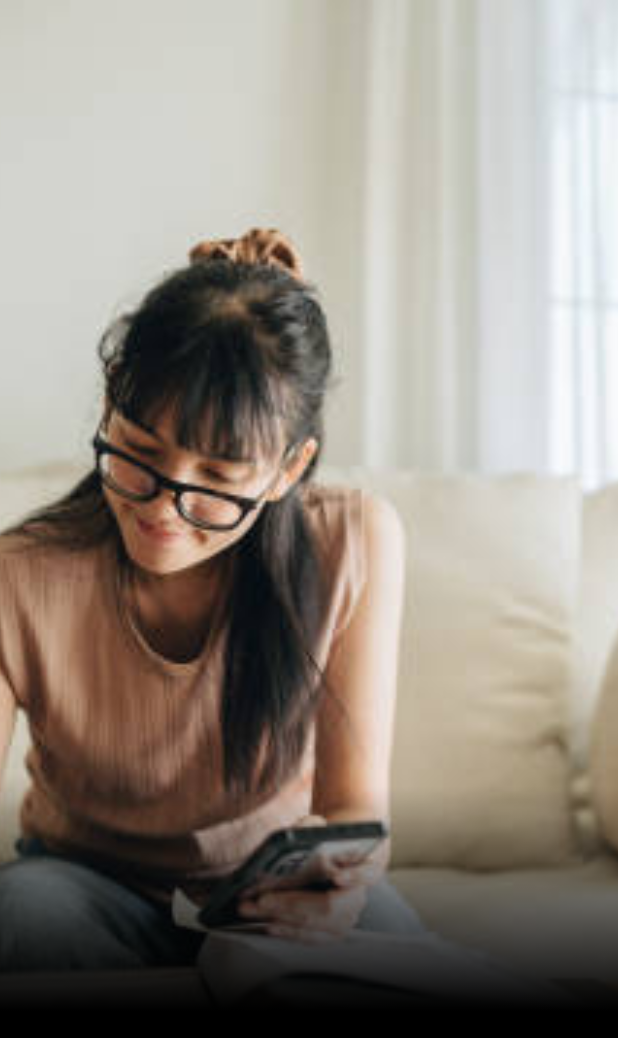
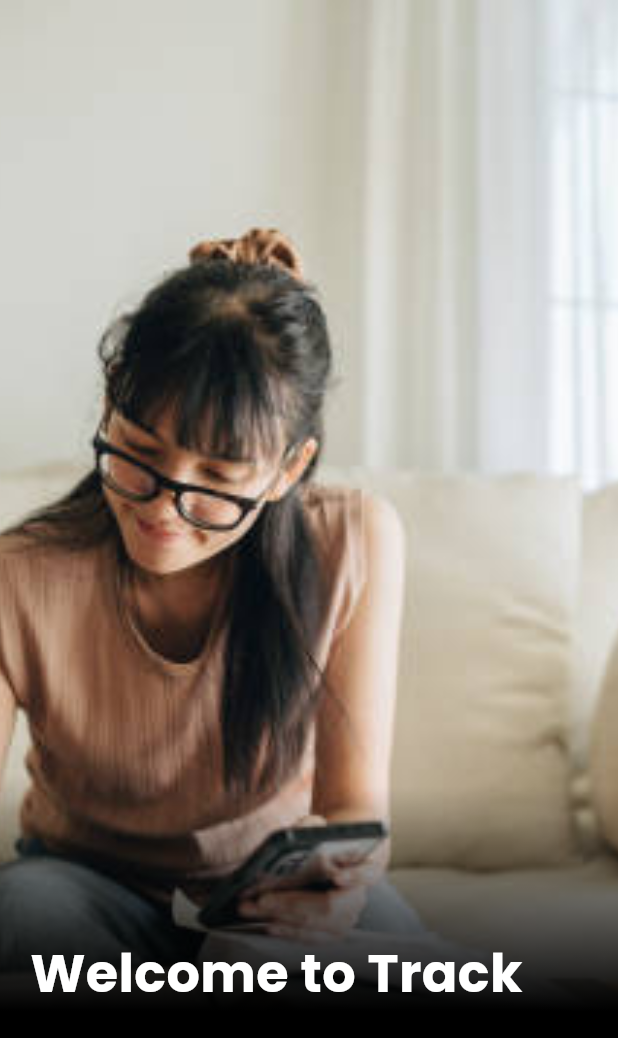
Before and after one commit to abey-joseph/expense_tracker, a Flutter app: the screen it shows after launch, swiped to page 3, on a phone screen of 412 x 824 dp. Shown: the top 1038 px of the screen. Run offline on Flutter 3.47's test engine with Material 3 defaults, Android fonts, the phone set to English and light mode, and no system bars; our stand-ins replace bloc, firebase_auth, firebase_core, flutter_bloc, freezed_annotation, get_it and 5 more; accounts and stored records are empty; generated files the repository leaves out were written again.

Commit message:
text added

```diff
--- a/lib/ui/pages/onboard_screen/page3.dart
+++ b/lib/ui/pages/onboard_screen/page3.dart
@@ -13,7 +13,7 @@
               height: MediaQuery.of(context).size.height - 30,
               child: GestureDetector(
                 onLongPress: () => Navigator.of(context)
-                    .pushReplacement(MaterialPageRoute(builder: (context) {
+                    .push(MaterialPageRoute(builder: (context) {
                   return SplashScreen();
                 })),
                 child: Image.asset(
--- a/lib/ui/screens/onboard_screen.dart
+++ b/lib/ui/screens/onboard_screen.dart
@@ -2,6 +2,8 @@
 import 'package:expense_tracker/ui/pages/onboard_screen/page2.dart';
 import 'package:expense_tracker/ui/pages/onboard_screen/page3.dart';
 import 'package:expense_tracker/ui/screens/splash_screen.dart';
+import 'package:expense_tracker/ui/widgets/text_field.dart';
+import 'package:expense_tracker/ui/widgets/titles/home_screen_titles.dart';
 import 'package:flutter/material.dart';
 
 class OnboardScreen extends StatefulWidget {
@@ -41,6 +43,22 @@
                     Colors.black,
                   ])),
             ),
+          ),
+          Align(
+            alignment: Alignment.bottomLeft,
+            child: SizedBox(
+              height: 200,
+              child: Padding(
+                padding: const EdgeInsets.only(left: 20),
+                child: Text(
+                  "Welcome to Track",
+                  style: TextStyle(
+                      fontSize: 35,
+                      fontWeight: FontWeight.bold,
+                      color: Colors.white),
+                ),
+              ),
+            ),
           )
         ],
       ),
```
